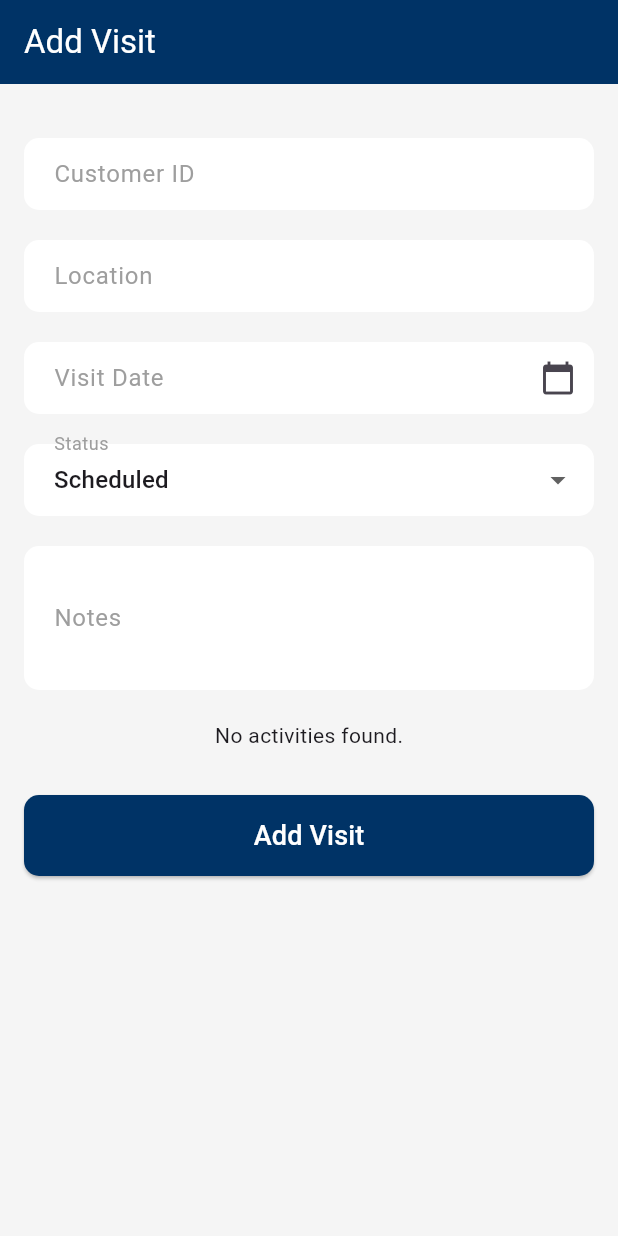
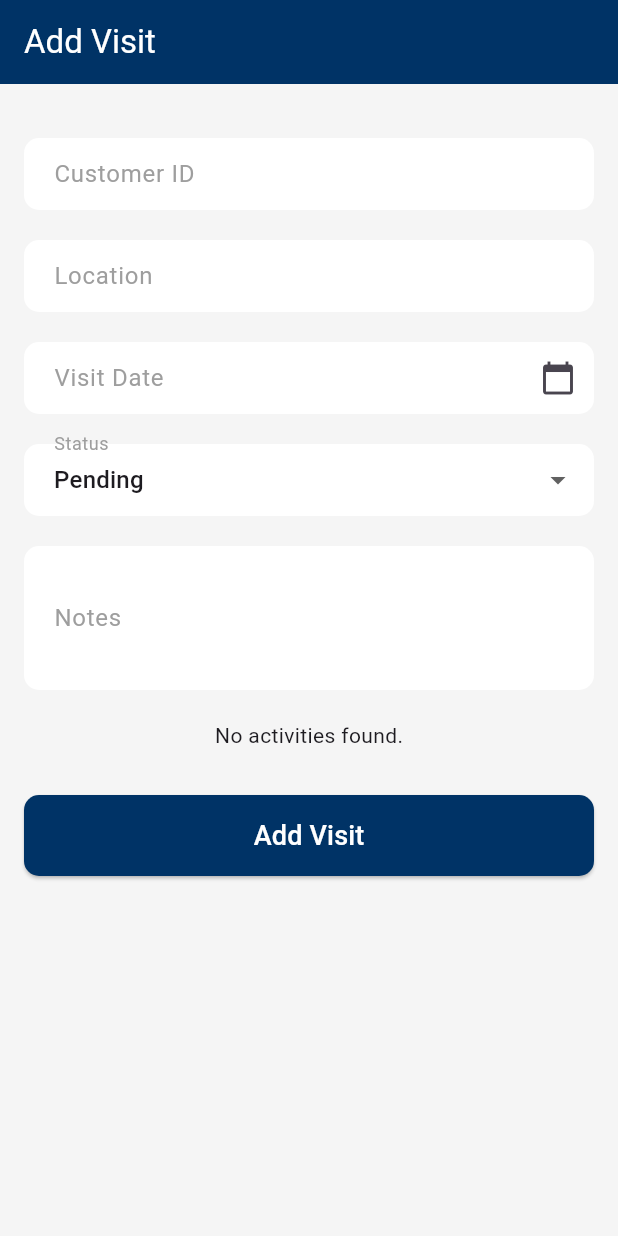
Before and after one commit to Dmwinzi/visit_tracker, a Flutter app: the AddVisitScreen screen opened by its route, on a phone screen of 412 x 824 dp. Run offline on Flutter 3.47's test engine with Material 3 defaults, Android fonts, the phone set to English and light mode, and no system bars; our stand-ins replace dio, flutter_dotenv, get, get_it, go_router, pretty_dio_logger; network calls fail.

Commit message:
fixed scheduled error

```diff
--- a/lib/Presentation/Screens/Addvisit.dart
+++ b/lib/Presentation/Screens/Addvisit.dart
@@ -17,9 +17,8 @@ class _AddVisitScreenState extends State<AddVisitScreen> {
   final _visitDateController = TextEditingController();
   final _notesController = TextEditingController();
 
-  String _status = 'Scheduled';
+  String _status = 'Pending';
   final List<String> _statusOptions = [
-    'Scheduled',
     'Completed',
     'Pending',
     'Cancelled'
```
